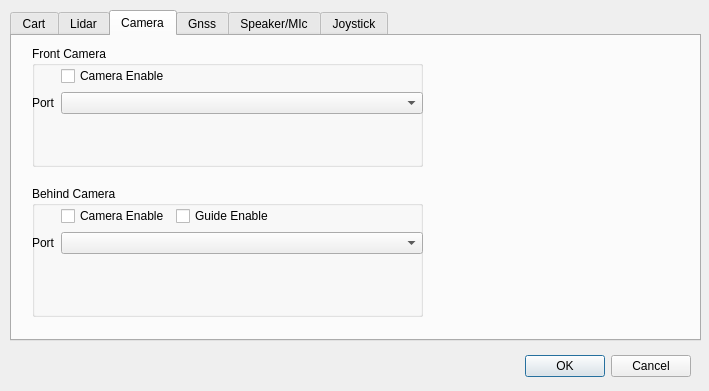
The window that src/robot_gui/ui/subwindow_device.ui (7174952/amr-3d-lidar-ros2) describes before a commit, drawn with Qt 5.
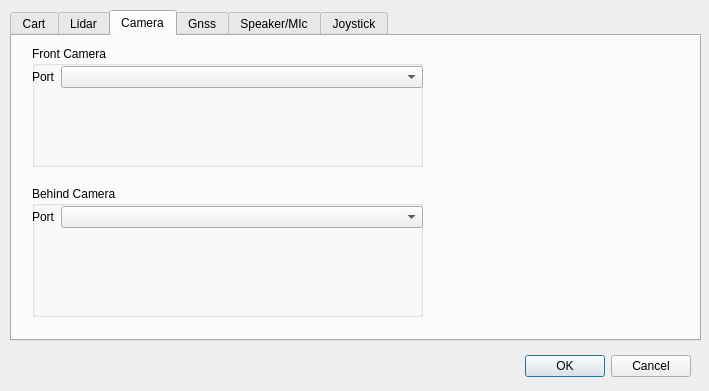
The same window after the commit. The open tabs and pages were chosen to show the change.

The edit to the form file:
```diff
--- a/src/robot_gui/ui/subwindow_device.ui
+++ b/src/robot_gui/ui/subwindow_device.ui
@@ -147,38 +147,14 @@
           </rect>
          </property>
          <layout class="QFormLayout" name="formLayout_2">
-          <item row="0" column="1">
-           <layout class="QHBoxLayout" name="horizontalLayout">
-            <item>
-             <widget class="QCheckBox" name="checkBox_FrontEnable">
-              <property name="text">
-               <string>Camera Enable</string>
-              </property>
-             </widget>
-            </item>
-            <item>
-             <spacer name="horizontalSpacer_2">
-              <property name="orientation">
-               <enum>Qt::Horizontal</enum>
-              </property>
-              <property name="sizeHint" stdset="0">
-               <size>
-                <width>40</width>
-                <height>20</height>
-               </size>
-              </property>
-             </spacer>
-            </item>
-           </layout>
-          </item>
-          <item row="1" column="0">
+          <item row="0" column="0">
            <widget class="QLabel" name="label_FrontComPort">
             <property name="text">
              <string>Port</string>
             </property>
            </widget>
           </item>
-          <item row="1" column="1">
+          <item row="0" column="1">
            <widget class="QComboBox" name="comboBox_FrontComPort"/>
           </item>
          </layout>
@@ -206,47 +182,16 @@
           </rect>
          </property>
          <layout class="QFormLayout" name="formLayout_3">
-          <item row="1" column="1">
-           <widget class="QComboBox" name="comboBox_BehindComPort"/>
-          </item>
-          <item row="0" column="1">
-           <layout class="QHBoxLayout" name="horizontalLayout_2">
-            <item>
-             <widget class="QCheckBox" name="checkBox_BehindEnable">
-              <property name="text">
-               <string>Camera Enable</string>
-              </property>
-             </widget>
-            </item>
-            <item>
-             <widget class="QCheckBox" name="checkBox_EnableGuide">
-              <property name="text">
-               <string>Guide Enable</string>
-              </property>
-             </widget>
-            </item>
-            <item>
-             <spacer name="horizontalSpacer">
-              <property name="orientation">
-               <enum>Qt::Horizontal</enum>
-              </property>
-              <property name="sizeHint" stdset="0">
-               <size>
-                <width>40</width>
-                <height>20</height>
-               </size>
-              </property>
-             </spacer>
-            </item>
-           </layout>
-          </item>
-          <item row="1" column="0">
+          <item row="0" column="0">
            <widget class="QLabel" name="label_BehindComPort">
             <property name="text">
              <string>Port</string>
             </property>
            </widget>
           </item>
+          <item row="0" column="1">
+           <widget class="QComboBox" name="comboBox_BehindComPort"/>
+          </item>
          </layout>
         </widget>
        </widget>
```
Left out of the diff: 42 changed lines with no effect on the pictures.
